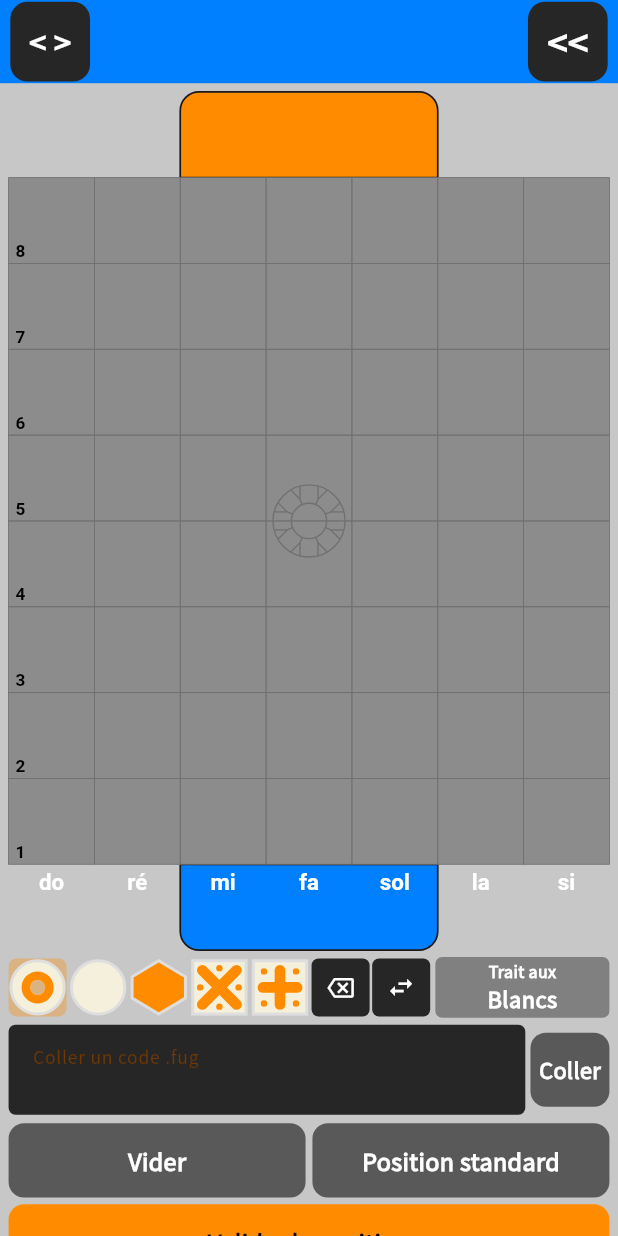
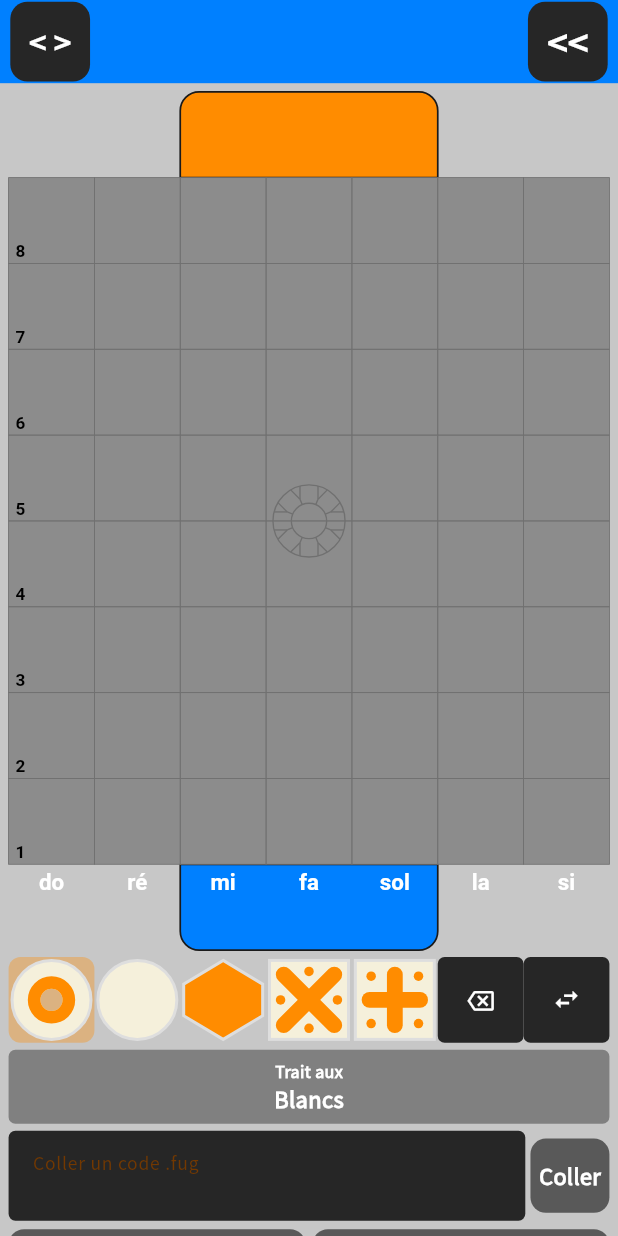
Before and after one commit to ninovieux-commits/La-Fuga, a Flutter app: the PositionComposerScreen screen opened directly, on a phone screen of 412 x 824 dp. Run offline on Flutter 3.47's test engine with Material 3 defaults, Android fonts, the phone set to English and light mode, and no system bars; our stand-ins replace audioplayers, firebase_core, firebase_messaging, flutter_local_notifications, shared_preferences, socket_io_client; accounts and stored records are empty.

Commit message:
Les pièces à poser ont la taille de celles qu'on pose
« Représentées de la même manière que sur le plateau (même taille) » :
elles étaient 32 % trop petites. Mesuré — 36,9 px contre 54,6 pour une
case.

Cinq pièces, la gomme, la bascule : SEPT éléments, autant que le plateau
a de colonnes. La rangée s'aligne donc exactement sur le plateau, et une
pièce de la ligne fait très précisément une case.

La touche du trait passe en dessous. À sept éléments la rangée est
pleine, et l'y garder rétrécissait tout d'un tiers — Nino avait prévu le
cas : « si cette touche rentre à côté des pièces sélectionnables tant
mieux ».

Un test mesure maintenant les deux tailles l'une contre l'autre : la
remettre dans la rangée le fait tomber.

Co-Authored-By: Claude Opus 5 <noreply@anthropic.com>
Claude-Session: https://claude.ai/code/session_01Q1cbn5Ugh29j9rELgAbhqR

```diff
--- a/lib/ui/screens/position_composer_screen.dart
+++ b/lib/ui/screens/position_composer_screen.dart
@@ -219,6 +219,10 @@ class _PositionComposerScreenState extends State<PositionComposerScreen> {
                     SizedBox(height: S(8)),
                     _ligneDesPieces(palette, axes.pieces),
                     SizedBox(height: S(8)),
+                    // « Trait aux Blancs / Noirs », sur fond gris médian pour
+                    // que les deux mots s'y lisent.
+                    SizedBox(height: touchHeight(), child: _toucheDuTrait()),
+                    SizedBox(height: S(8)),
                     _cadreDeCollage(palette),
                     SizedBox(height: S(10)),
                     Row(
@@ -259,10 +263,17 @@ class _PositionComposerScreenState extends State<PositionComposerScreen> {
     );
   }
 
-  /// La ligne de pièces, la bascule de couleur, et la touche du trait.
+  /// La ligne de pièces et la bascule de couleur.
+  ///
+  /// Cinq pièces, la gomme, la bascule : SEPT éléments, autant que le plateau
+  /// a de colonnes. Chacun occupe donc exactement la largeur d'une case, et
+  /// les pièces qu'on choisit ont la taille de celles qu'on pose — mesuré.
+  ///
+  /// La touche du trait est passée en dessous : à sept éléments la ligne est
+  /// pleine, et la garder là rétrécissait les pièces d'un tiers.
   Widget _ligneDesPieces(ThemePalette palette, String? pieceTheme) => Row(
     children: [
-      for (final type in kOrdreDesPieces) ...[
+      for (final type in kOrdreDesPieces)
         Expanded(
           child: PieceTile(
             piece: Piece.of(type, _campDesPieces),
@@ -272,8 +283,6 @@ class _PositionComposerScreenState extends State<PositionComposerScreen> {
             onTap: () => setState(() => _enMain = type),
           ),
         ),
-        SizedBox(width: S(3)),
-      ],
       // La gomme : rien en main, et toucher une case la vide.
       Expanded(
         child: _carre(
@@ -287,7 +296,6 @@ class _PositionComposerScreenState extends State<PositionComposerScreen> {
           ),
         ),
       ),
-      SizedBox(width: S(3)),
       // La bascule de couleur de la ligne : des pièces blanches aux noires.
       Expanded(
         child: _carre(
@@ -305,10 +313,6 @@ class _PositionComposerScreenState extends State<PositionComposerScreen> {
           ),
         ),
       ),
-      SizedBox(width: S(6)),
-      // « Trait aux Blancs / Noirs », sur fond gris médian pour que les deux
-      // mots s'y lisent.
-      Expanded(flex: 3, child: _toucheDuTrait()),
     ],
   );
 
```
Also changed, not shown: 1 other file.
